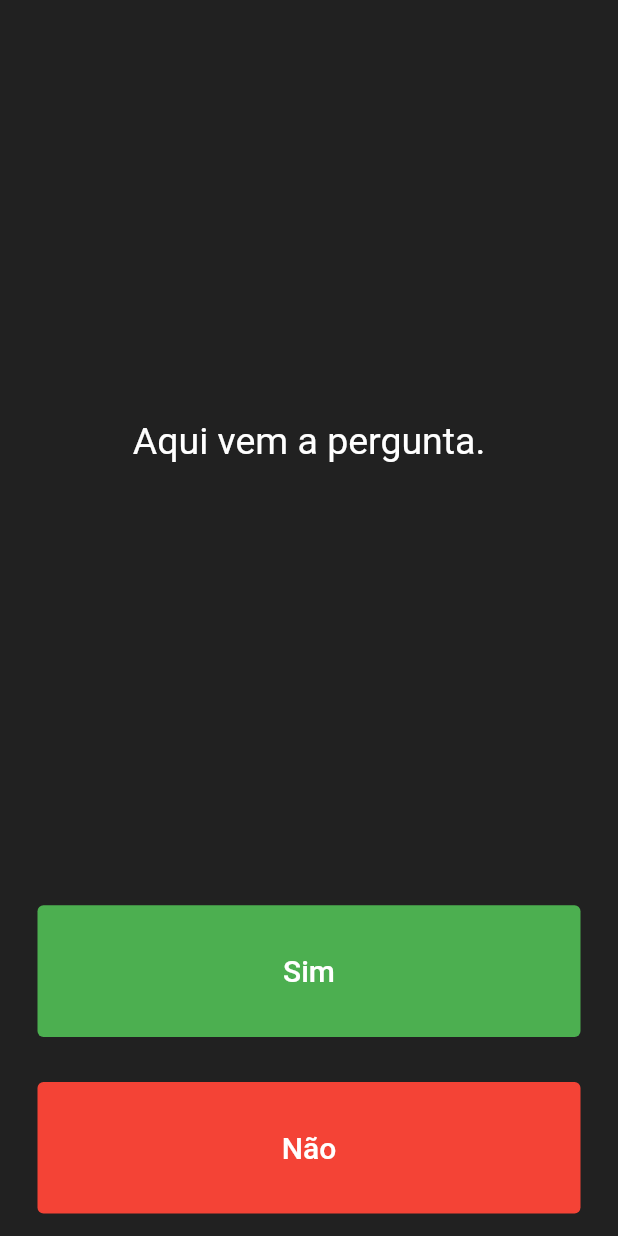
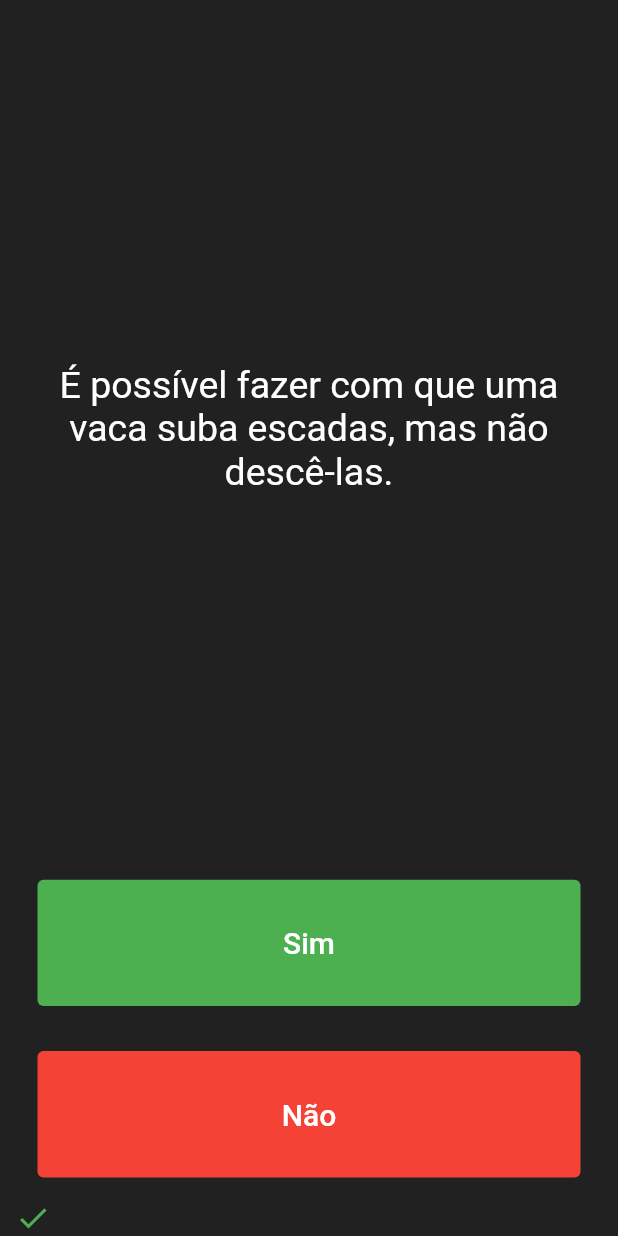
Before and after one commit to icl00ud/super_quiz, a Flutter app: the screen it shows after launch, after a tap on "Sim", on a phone screen of 412 x 824 dp. Run offline on Flutter 3.47's test engine with Material 2 defaults, Android fonts, the phone set to English and light mode, and no system bars.

Commit message:
Second Commit

```diff
--- a/lib/main.dart
+++ b/lib/main.dart
@@ -1,13 +1,23 @@
 import 'package:flutter/material.dart';
+import 'package:super_quiz/question.dart';
+import 'package:super_quiz/quiz_brain.dart';
+
 void main() {
   runApp(const SuperQuiz());
 }
+
 class SuperQuiz extends StatefulWidget {
   const SuperQuiz({Key? key}) : super(key: key);
+
   @override
   State<SuperQuiz> createState() => _SuperQuizState();
 }
+
 class _SuperQuizState extends State<SuperQuiz> {
+  List<Icon> score = [];
+
+  QuizBrain quizBrain = QuizBrain();
+
   @override
   Widget build(BuildContext context) {
     return MaterialApp(
@@ -20,15 +30,15 @@ class _SuperQuizState extends State<SuperQuiz> {
               mainAxisAlignment: MainAxisAlignment.spaceBetween,
               crossAxisAlignment: CrossAxisAlignment.stretch,
               children: [
-                const Expanded(
+                Expanded(
                   flex: 5,
                   child: Padding(
-                    padding: EdgeInsets.all(10.0),
+                    padding: const EdgeInsets.all(10.0),
                     child: Center(
                       child: Text(
-                        'Aqui vem a pergunta.',
+                        quizBrain.getQuestionText(),
                         textAlign: TextAlign.center,
-                        style: TextStyle(
+                        style: const TextStyle(
                           fontSize: 25.0,
                           color: Colors.white,
                         ),
@@ -43,7 +53,9 @@ class _SuperQuizState extends State<SuperQuiz> {
                       style: TextButton.styleFrom(
                         backgroundColor: Colors.green,
                       ),
-                      onPressed: () {},
+                      onPressed: () {
+                        checkAnswer(true);
+                      },
                       child: const Text(
                         'Sim',
                         style: TextStyle(
@@ -61,7 +73,9 @@ class _SuperQuizState extends State<SuperQuiz> {
                       style: TextButton.styleFrom(
                         backgroundColor: Colors.red,
                       ),
-                      onPressed: () {},
+                      onPressed: () {
+                        checkAnswer(false);
+                      },
                       child: const Text(
                         'Não',
                         style: TextStyle(
@@ -72,6 +86,9 @@ class _SuperQuizState extends State<SuperQuiz> {
                     ),
                   ),
                 ),
+                Row(
+                  children: score,
+                ),
               ],
             ),
           ),
@@ -79,4 +96,15 @@ class _SuperQuizState extends State<SuperQuiz> {
       ),
     );
   }
+
+  void checkAnswer(bool userAnswer) {
+    setState(() {
+      if (quizBrain.getQuestionAnswer() == userAnswer) {
+        score.add(Icon(Icons.check, color: Colors.green));
+      } else {
+        score.add(Icon(Icons.close, color: Colors.red));
+      }
+      quizBrain.nextQuestion();
+    });
+  }
 }
--- /dev/null
+++ b/lib/question.dart
@@ -0,0 +1,6 @@
+class Question {
+  final String text;  // texto da pergunta
+  final bool answer;  // valor da resposta
+
+  Question(this.text, this.answer);
+}
--- /dev/null
+++ b/lib/quiz_brain.dart
@@ -0,0 +1,50 @@
+import 'package:super_quiz/question.dart';
+
+class QuizBrain {
+  List<Question> _questionBank = [
+    Question('Alguns gatos são alérgicos a humanos', true),
+    Question(
+        'É possível fazer com que uma vaca suba escadas, mas não descê-las.',
+        false),
+    Question(
+        'Aproximadamente um quarto dos ossos humanos estão nos pés.', true),
+    Question('O sangue de uma lesma é verde.', true),
+    Question('O nome de solteira da mãe de Buzz Aldrin era \"Moon\".', true),
+    Question('É ilegal urinar no oceano, em Portugal.', true),
+    Question(
+        'Nenhum pedaço quadrado de papel pode ser dobrado mais do que 7 vezes.',
+        false),
+    Question(
+        'Em Londres, se você morrer no Parlamento, você tem direito a um funeral de estado, porque o prédio é considerado um local sagrado.',
+        true),
+    Question(
+        'O som mais forte produzido por qualquer animal é de 188dB. Esse animal é o elefante africano.',
+        false),
+    Question(
+        'A área total dos dois pulmões de um humano é de aproximadamente 70 metros quadrados.',
+        true),
+    Question('Google foi chamado, originalmente de \"Backrub\".', true),
+    Question(
+        'O chocolate afeta o coração e o sistema nervoso de um cão; algumas gramas são suficientes para matar um cão pequeno.',
+        true),
+    Question(
+        'Na Virginia do Oeste, EUA, se você atropelar um animal com um carro, por acidente, você pode levá-lo para casa e comê-lo.',
+        true),
+  ];
+
+  int _currentQuestion = 0;
+
+  void nextQuestion() {
+    if (_currentQuestion < _questionBank.length - 1) {
+      _currentQuestion++;
+    }
+  }
+
+  String getQuestionText() {
+    return _questionBank[_currentQuestion].text;
+  }
+
+  bool getQuestionAnswer() {
+    return _questionBank[_currentQuestion].answer;
+  }
+}
--- a/pubspec.yaml
+++ b/pubspec.yaml
@@ -1,5 +1,5 @@
 name: super_quiz
-description: Um quiz genérico
+description: A new Flutter project.
 
 # The following line prevents the package from being accidentally published to
 # pub.dev using `flutter pub publish`. This is preferred for private packages.
```
Also changed, not shown: 7 other files.
